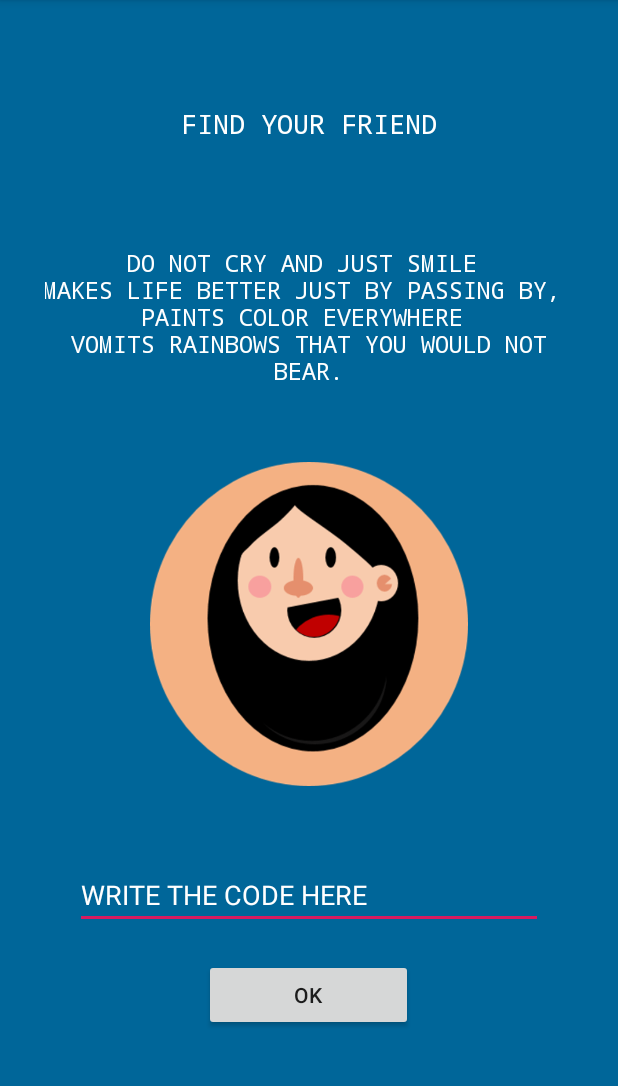
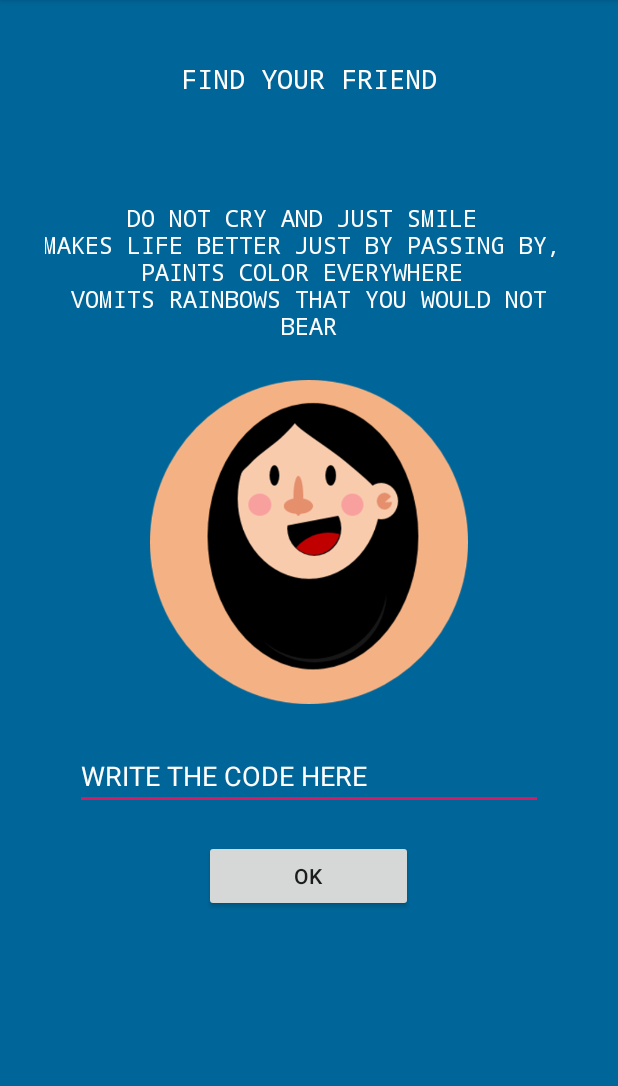
Before and after one commit to Dorci/AUHack_Android_Application, an Android app: the findingGameHome screen opened directly, with no data from a screen before it, on a phone screen of 412 x 824 dp, the part 84-1170 px from its top. Run offline under Robolectric (Android 15) with nearby library versions, the phone set to English and light mode, and no system bars; our stand-ins replace Firebase (no records; nobody signed in at launch, a user with empty details on screens opened directly); 3 statements that could not run were skipped.

Commit message:
A loooot of updates

```diff
--- a/app/build.gradle
+++ b/app/build.gradle
@@ -27,6 +27,9 @@ dependencies {
     androidTestImplementation 'com.android.support.test:runner:1.0.2'
     androidTestImplementation 'com.android.support.test.espresso:espresso-core:3.0.2'
     implementation 'com.google.firebase:firebase-core:16.0.1'
+    implementation 'com.google.firebase:firebase-database:16.1.0'
+    implementation 'com.google.firebase:firebase-auth:16.2.1'
 }
 
 apply plugin: 'com.google.gms.google-services'
+com.google.gms.googleservices.GoogleServicesPlugin.config.disableVersionCheck = true
--- a/app/src/main/java/com/example/hackathonapp/findingGameHome.java
+++ b/app/src/main/java/com/example/hackathonapp/findingGameHome.java
@@ -1,13 +1,92 @@
 package com.example.hackathonapp;
 
+import android.content.Intent;
+import android.graphics.Bitmap;
+import android.graphics.BitmapFactory;
+import android.support.annotation.NonNull;
 import android.support.v7.app.AppCompatActivity;
 import android.os.Bundle;
+import android.util.Log;
+import android.view.View;
+import android.widget.AutoCompleteTextView;
+import android.widget.EditText;
+import android.widget.ImageView;
+import android.widget.TextView;
+
+import com.google.firebase.database.DataSnapshot;
+import com.google.firebase.database.DatabaseError;
+import com.google.firebase.database.DatabaseReference;
+import com.google.firebase.database.FirebaseDatabase;
+import com.google.firebase.database.ValueEventListener;
+
+import org.w3c.dom.Text;
+
+import java.io.File;
+import java.io.FileNotFoundException;
 
 public class findingGameHome extends AppCompatActivity {
+
+
+    private AutoCompleteTextView inputText;
+
+    private ImageView emoji;
+    private TextView riddle;
+    private String code;
 
     @Override
     protected void onCreate(Bundle savedInstanceState) {
         super.onCreate(savedInstanceState);
         setContentView(R.layout.activity_finding_game_home);
+
+        inputText = (AutoCompleteTextView) findViewById(R.id.inputText);
+        emoji = (ImageView) findViewById(R.id.emoji);
+        riddle = (TextView) findViewById(R.id.riddle);
+
+        FirebaseDatabase mDatabase = FirebaseDatabase.getInstance();
+        DatabaseReference ref = mDatabase.getReference("server/saving-data/gameData");
+
+        DatabaseReference ourDataRef = ref.child("savedData");
+
+
+        ourDataRef.addValueEventListener(new ValueEventListener() {
+            @Override
+            public void onDataChange(@NonNull DataSnapshot dataSnapshot) {
+                String[] myRandomString = new String[5];
+                myRandomString[0] = "first";
+                myRandomString[1] = "second";
+                myRandomString[2] = "third";
+                myRandomString[3] = "fourth";
+                myRandomString[4] = "fifth";
+
+                String random = myRandomString[(int) (Math.floor(Math.random() * 5))];
+                Log.w("debug:", random);
+
+                GameData myData = dataSnapshot.child(random).getValue(GameData.class);
+
+
+                emoji.setImageResource(myData.getImgSrc());
+
+                riddle.setText(myData.getRiddle());
+
+                code = myData.getCode();
+            }
+
+            @Override
+            public void onCancelled(@NonNull DatabaseError databaseError) {
+                System.out.println("hi");
+            }
+        });
+
+    }
+
+    public void okButtonClicked(View view) {
+        if (codeAccepted(inputText.getText().toString())) {
+            Intent intent = new Intent(findingGameHome.this, CongratulationActivity.class);
+            startActivity(intent);
+        }
+    }
+
+    public boolean codeAccepted(String code) {
+        return code.equals(this.code);
     }
 }
--- a/app/src/main/res/layout/activity_finding_game_home.xml
+++ b/app/src/main/res/layout/activity_finding_game_home.xml
@@ -12,7 +12,7 @@
         android:layout_width="wrap_content"
         android:layout_height="wrap_content"
         android:layout_centerHorizontal="true"
-        android:layout_marginTop="70dp"
+        android:layout_marginTop="40dp"
         android:text="@string/findYourFriendHeader"
         android:textColor="#FFFFFF"
         android:textSize="18sp"
@@ -41,9 +41,9 @@
         android:layout_height="216dp"
         android:layout_below="@+id/riddle"
         android:layout_centerHorizontal="true"
-        android:layout_marginTop="50dp"
-        app:srcCompat="@drawable/roxana"
-        android:contentDescription="TODO" />
+        android:layout_marginTop="25dp"
+        android:contentDescription="TODO"
+        app:srcCompat="@drawable/roxana" />
 
     <AutoCompleteTextView
         android:id="@+id/inputText"
@@ -51,7 +51,7 @@
         android:layout_height="wrap_content"
         android:layout_below="@+id/emoji"
         android:layout_marginLeft="50dp"
-        android:layout_marginTop="50dp"
+        android:layout_marginTop="25dp"
         android:layout_marginRight="50dp"
         android:hint="@string/writeTheCodeHere"
         android:textColorHint="@color/white"
@@ -64,6 +64,7 @@
         android:layout_below="@+id/inputText"
         android:layout_centerHorizontal="true"
         android:layout_marginTop="20dp"
+        android:onClick="okButtonClicked"
         android:text="@string/okSendCodeButton" />
 
 </RelativeLayout>
--- a/app/src/main/res/layout/activity_login.xml
+++ b/app/src/main/res/layout/activity_login.xml
@@ -86,6 +86,7 @@
                     android:layout_height="wrap_content"
                     android:layout_weight="1"
                     android:background="@color/white"
+                    android:elevation="0dp"
                     android:text="@string/LogInButtonText"
                     android:textColor="@color/backgroundColor" />
 
```
Also changed, not shown: app/src/main/java/com/example/hackathonapp/GameData.java (added, +35 -0 lines), app/src/main/java/com/example/hackathonapp/LoginActivity.java (+91 -16 lines), app/src/main/java/com/example/hackathonapp/MainActivity.java (+29 -0 lines), app/src/main/res/layout/activity_main.xml (+20 -14 lines), app/src/main/res/values/strings.xml (+7 -5 lines), app/src/main/res/drawable/barbell.jpg (deleted), app/src/main/res/drawable/canteen.png (added), app/src/main/res/drawable/chat.png (added), app/src/main/res/drawable/friend.png (added), app/src/main/res/drawable/gym.png (added).
